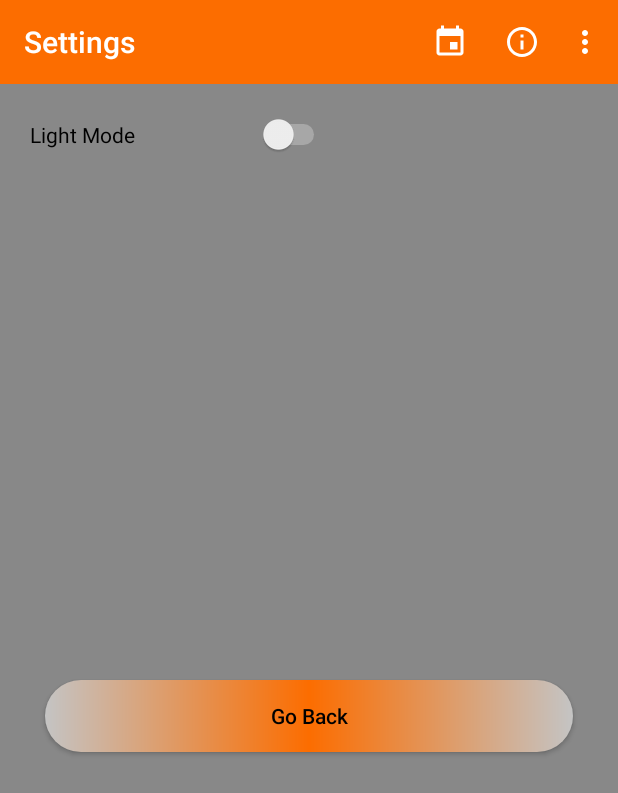
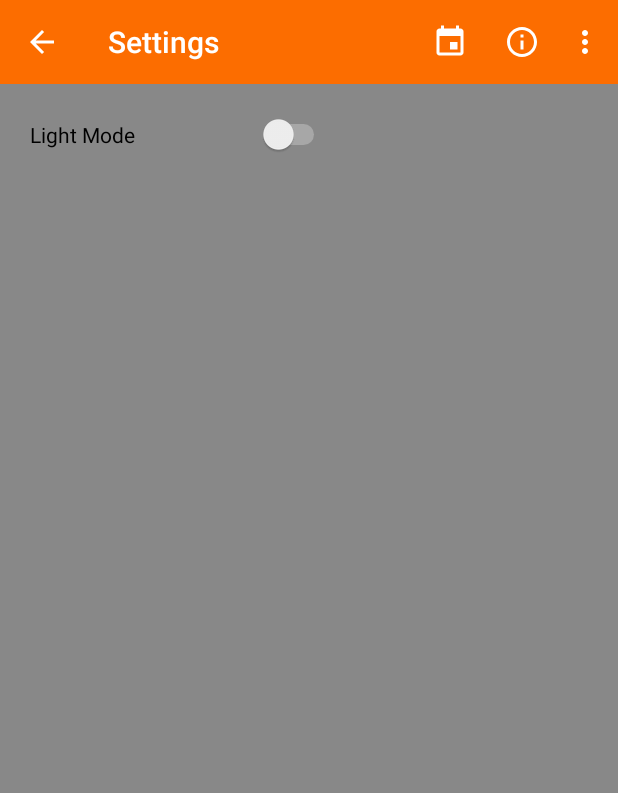
Before and after one commit to sxeix/StudyApp, an Android app: the InputPage screen opened directly, with no data from a screen before it, in the options menu, after a tap on "Settings", on a phone screen of 412 x 824 dp. Shown: the top 793 px of the screen. Run offline under Robolectric (Android 15) with nearby library versions, the phone set to English and light mode, and no system bars; Roboto replaces fonts that are not available here.

Commit message:
Back button
No more back buttons. Back button on toolbar now

```diff
--- a/app/src/main/AndroidManifest.xml
+++ b/app/src/main/AndroidManifest.xml
@@ -11,7 +11,7 @@
         <activity
             android:name=".eventsPage"
             android:label="@string/title_activity_events_page"
-            android:theme="@style/AppTheme.NoActionBar"></activity>
+            android:theme="@style/AppTheme.NoActionBar"/>
         <activity
             android:name=".settingsPage"
             android:label="@string/title_activity_settings_page"
--- a/app/src/main/java/com/example/studyapp/InputPage.java
+++ b/app/src/main/java/com/example/studyapp/InputPage.java
@@ -42,6 +42,7 @@ public class InputPage extends AppCompatActivity implements DatePickerDialog.OnD
         setContentView(R.layout.activity_input_page);
         Toolbar toolbar = findViewById(R.id.toolbar);
         setSupportActionBar(toolbar);
+        getSupportActionBar().setDisplayHomeAsUpEnabled(true);
 
         b_pick = (Button) findViewById(R.id.pickDate);
         tv_result = (TextView) findViewById(R.id.dateTV);
@@ -66,8 +67,6 @@ public class InputPage extends AppCompatActivity implements DatePickerDialog.OnD
                 calendarOpen();
             }
         });
-
-        configureBackButton();
     }
 
     /** Toolbar dropdown menu*/
@@ -89,6 +88,8 @@ public class InputPage extends AppCompatActivity implements DatePickerDialog.OnD
         }else if(id == R.id.settings){
             Intent settings = new Intent(InputPage.this, settingsPage.class);
             startActivity(settings);
+        }else if(id == android.R.id.home){
+            this.finish();
         }
         return true;
     }
@@ -103,17 +104,6 @@ public class InputPage extends AppCompatActivity implements DatePickerDialog.OnD
         DatePickerDialog datePickerDialog = new DatePickerDialog(InputPage.this, InputPage.this, year, month, day);
         datePickerDialog.show();
     }
-
-    private void configureBackButton() {
-        Button backButton = (Button) findViewById(R.id.BackPage);
-        backButton.setOnClickListener(new View.OnClickListener() {
-            @Override
-            public void onClick(View v) {
-                finish();
-            }
-        });
-    }
-
 
     @Override
     public void onDateSet(DatePicker view, int y, int m, int d) {
--- a/app/src/main/java/com/example/studyapp/settingsPage.java
+++ b/app/src/main/java/com/example/studyapp/settingsPage.java
@@ -16,9 +16,8 @@ import android.widget.Switch;
 import android.widget.Toast;
 
 public class settingsPage extends AppCompatActivity {
+    private Switch colorMode;
 
-    private Switch colorMode;
-    private Button button_back;
     @Override
     protected void onCreate(Bundle savedInstanceState) {
         super.onCreate(savedInstanceState);
@@ -26,13 +25,7 @@ public class settingsPage extends AppCompatActivity {
         Toolbar toolbar = findViewById(R.id.toolbar);
         setSupportActionBar(toolbar);
 
-        button_back = findViewById(R.id.goback);
-        button_back.setOnClickListener(new View.OnClickListener() {
-            @Override
-            public void onClick(View view) {
-                finish();
-            }
-        });
+        getSupportActionBar().setDisplayHomeAsUpEnabled(true);
     }
 
     /** Toolbar dropdown menu*/
@@ -54,6 +47,8 @@ public class settingsPage extends AppCompatActivity {
             startActivity(infopage);
         }else if(id == R.id.settings){
             return true;
+        }else if(id == android.R.id.home){
+            this.finish();
         }
         return true;
     }
--- a/app/src/main/res/layout/activity_settings_page.xml
+++ b/app/src/main/res/layout/activity_settings_page.xml
@@ -35,18 +35,6 @@
                 android:text="Light Mode"
                 android:textColor="#000000" />
 
-            <Button
-                android:id="@+id/goback"
-                android:layout_width="match_parent"
-                android:layout_height="wrap_content"
-                android:layout_marginLeft="10dp"
-                android:layout_marginTop="350dp"
-                android:layout_marginRight="10dp"
-                android:background="@drawable/custom_buttons"
-                android:text="Go Back"
-                android:textAllCaps="false"
-                android:textColor="#000000" />
-
         </LinearLayout>
     </android.support.design.widget.AppBarLayout>
 </android.support.design.widget.CoordinatorLayout>
```
Also changed, not shown: app/src/main/java/com/example/studyapp/eventsPage.java (+3 -8 lines), app/src/main/java/com/example/studyapp/infoPage.java (+3 -9 lines), app/src/main/res/layout/activity_events_page.xml (+1 -13 lines), app/src/main/res/layout/activity_info_page.xml (+0 -12 lines), app/src/main/res/layout/activity_input_page.xml (+0 -9 lines).
